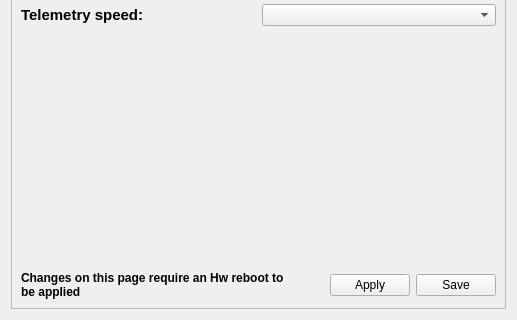
openpilot/OpenPilot, file ground/openpilotgcs/src/plugins/config/cc_hw_settings.ui: the form before one commit; both pictures show x 0 to 517 and y 167 to 487 of the 517 by 487 pixel window.
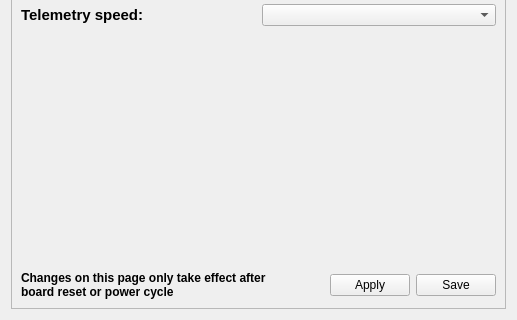
The form after the commit. Icons and pictures are not drawn.

Commit message: gcs: some cosmetic ui text changes

```diff
--- a/ground/openpilotgcs/src/plugins/config/cc_hw_settings.ui
+++ b/ground/openpilotgcs/src/plugins/config/cc_hw_settings.ui
@@ -167,7 +167,7 @@
            </font>
           </property>
           <property name="text">
-           <string>Changes on this page require an Hw reboot to be applied</string>
+           <string>Changes on this page only take effect after board reset or power cycle</string>
           </property>
           <property name="wordWrap">
            <bool>true</bool>
```
The commit also changes 2 other files.
